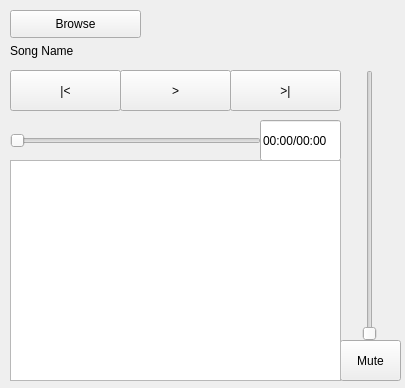
Before: the Qt Designer form Right_Player/rightplayer.ui in kiiint/RightPlayer, drawn with Qt 5.
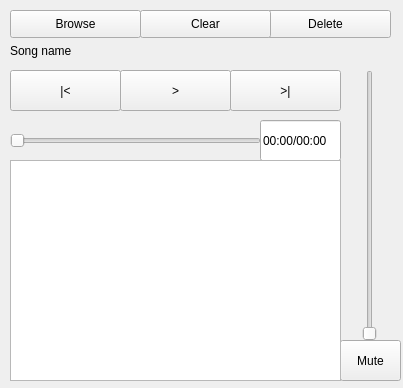
After: the same form once the commit is applied.

Commit message: Implemented playlist with functions: next and previos song, clear playlist and delete song

Patch:
```diff
--- a/Right_Player/rightplayer.ui
+++ b/Right_Player/rightplayer.ui
@@ -6,7 +6,7 @@
    <rect>
     <x>0</x>
     <y>0</y>
-    <width>405</width>
+    <width>403</width>
     <height>388</height>
    </rect>
   </property>
@@ -43,7 +43,7 @@
      <enum>Qt::LeftToRight</enum>
     </property>
     <property name="text">
-     <string>Song Name</string>
+     <string>Song name</string>
     </property>
     <property name="alignment">
      <set>Qt::AlignLeading|Qt::AlignLeft|Qt::AlignVCenter</set>
@@ -150,6 +150,32 @@
      </rect>
     </property>
    </widget>
+   <widget class="QPushButton" name="deletesong">
+    <property name="geometry">
+     <rect>
+      <x>260</x>
+      <y>10</y>
+      <width>131</width>
+      <height>28</height>
+     </rect>
+    </property>
+    <property name="text">
+     <string>Delete</string>
+    </property>
+   </widget>
+   <widget class="QPushButton" name="clearplaylist">
+    <property name="geometry">
+     <rect>
+      <x>140</x>
+      <y>10</y>
+      <width>131</width>
+      <height>28</height>
+     </rect>
+    </property>
+    <property name="text">
+     <string>Clear</string>
+    </property>
+   </widget>
   </widget>
  </widget>
  <resources/>
```
The commit also changes 2 other files.
